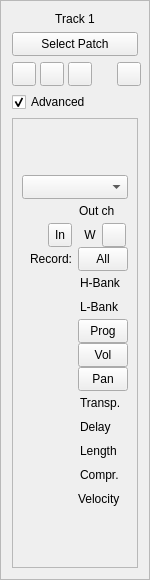
Old version of the form oom/widgets/mtrackinfobase.ui in the repository ccherrett/oom.
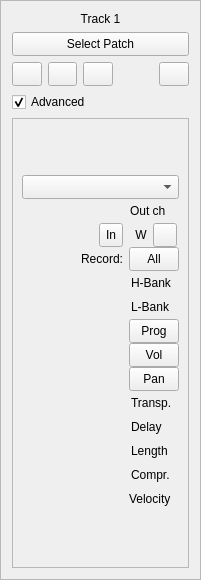
New version of the form. Custom widgets are drawn as their Qt base class.

What changed in the file:
```diff
--- a/oom/widgets/mtrackinfobase.ui
+++ b/oom/widgets/mtrackinfobase.ui
@@ -6,7 +6,7 @@
    <rect>
     <x>0</x>
     <y>0</y>
-    <width>150</width>
+    <width>201</width>
     <height>580</height>
    </rect>
   </property>
@@ -117,6 +117,12 @@
        </item>
        <item>
         <widget class="QPushButton" name="btnDown">
+         <property name="sizePolicy">
+          <sizepolicy hsizetype="Fixed" vsizetype="Fixed">
+           <horstretch>0</horstretch>
+           <verstretch>0</verstretch>
+          </sizepolicy>
+         </property>
          <property name="minimumSize">
           <size>
            <width>24</width>
@@ -130,6 +136,12 @@
        </item>
        <item>
         <widget class="QPushButton" name="btnCopy">
+         <property name="sizePolicy">
+          <sizepolicy hsizetype="Fixed" vsizetype="Fixed">
+           <horstretch>0</horstretch>
+           <verstretch>0</verstretch>
+          </sizepolicy>
+         </property>
          <property name="minimumSize">
           <size>
            <width>24</width>
```
